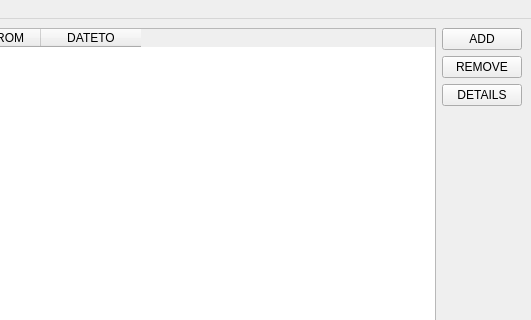
Old version of the form frmmain.ui in the repository gerald-b/sslchecker; both pictures show x 269 to 800 and y 0 to 320 of the 800 by 600 pixel window.
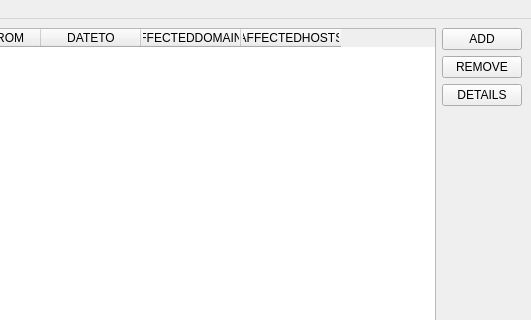
New version of the form.

Commit message: Extend the UI-list: added 2 columns (AffectedDomains / AffectedHosts)

Diff of the .ui file:
```diff
--- a/frmmain.ui
+++ b/frmmain.ui
@@ -37,6 +37,16 @@
         <string>DATETO</string>
        </property>
       </column>
+      <column>
+       <property name="text">
+        <string>AFFECTEDDOMAINS</string>
+       </property>
+      </column>
+      <column>
+       <property name="text">
+        <string>AFFECTEDHOSTS</string>
+       </property>
+      </column>
      </widget>
     </item>
     <item>
```
